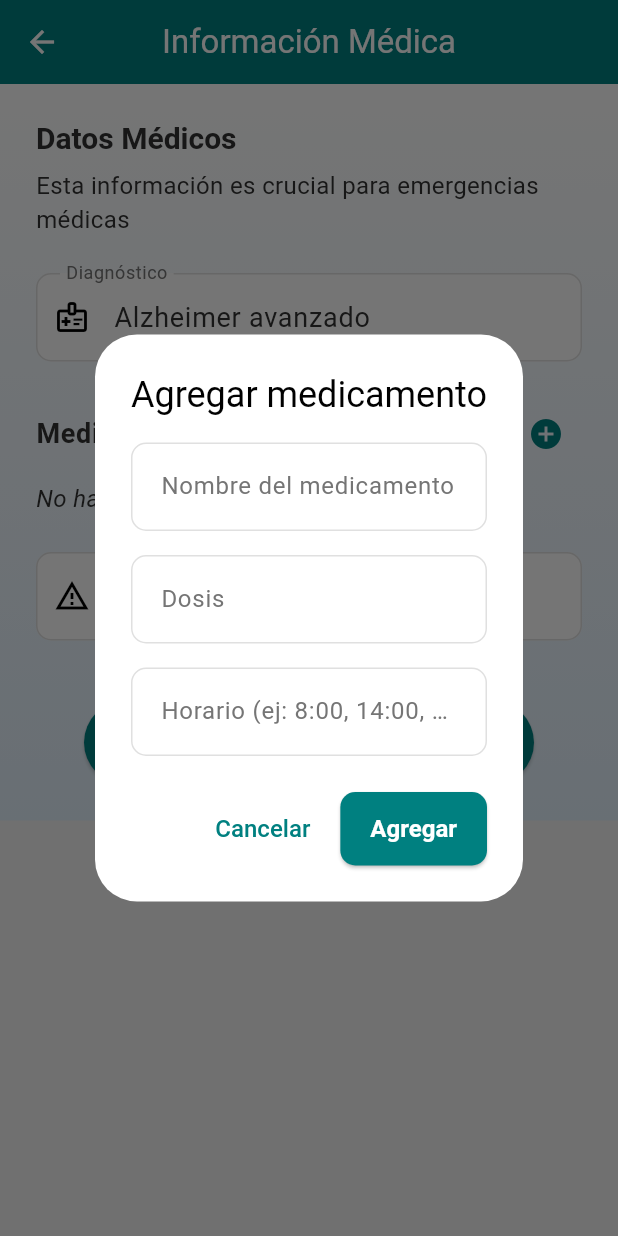
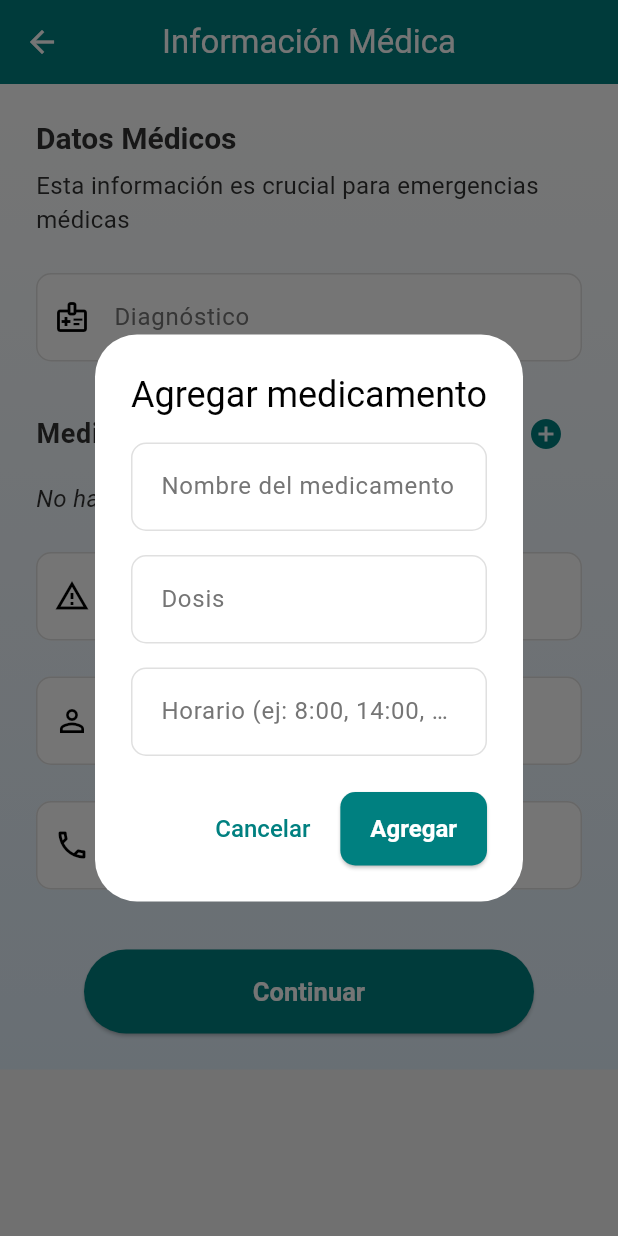
Before and after one commit to equipoAlzDev/appAlzAlert, a Flutter app: the MedicalInfoScreen screen opened directly, after a tap on the "add circle" icon, on a phone screen of 412 x 824 dp. Run offline on Flutter 3.47's test engine with Material 3 defaults, Android fonts, the phone set to English and light mode, and no system bars; our stand-ins replace cloud_firestore, firebase_auth, firebase_core, flutter_blue_plus, geocoding, geolocator and 2 more; missing offline and left inert: telephony; accounts and stored records are empty.

Commit message:
Se volvió funcional la vista de informacion medica

```diff
--- a/lib/main.dart
+++ b/lib/main.dart
@@ -4,6 +4,7 @@ import 'package:permission_handler/permission_handler.dart';
 import 'package:provider/provider.dart';
 import 'package:alzalert/providers/alert_system_provider.dart';
 import 'package:alzalert/providers/contacto_emergencia_provider.dart';
+import 'package:alzalert/providers/medical_info_provider.dart';
 import 'package:alzalert/screens/splash_screen.dart';
 import 'package:alzalert/theme/app_theme.dart';
 import 'package:firebase_core/firebase_core.dart';
@@ -51,6 +52,7 @@ void main() async {
           create: (_) => AlertSystemProvider(navigatorKey),
         ),
         ChangeNotifierProvider(create: (_) => LocationHistoryProvider()),
+        ChangeNotifierProvider(create: (_) => MedicalInfoProvider()),
       ],
       child: const MyApp(),
     ),
--- /dev/null
+++ b/lib/models/medical_info_model.dart
@@ -0,0 +1,79 @@
+import 'package:cloud_firestore/cloud_firestore.dart';
+
+class MedicationModel {
+  final String name;
+  final String dose;
+  final String time;
+
+  MedicationModel({required this.name, required this.dose, required this.time});
+
+  factory MedicationModel.fromMap(Map<String, dynamic> data) {
+    return MedicationModel(
+      name: data['name'] ?? '',
+      dose: data['dose'] ?? '',
+      time: data['time'] ?? '',
+    );
+  }
+
+  Map<String, dynamic> toMap() {
+    return {'name': name, 'dose': dose, 'time': time};
+  }
+}
+
+class MedicalInfoModel {
+  final String diagnosis;
+  final List<MedicationModel> medications;
+  final String allergies;
+  final String doctorName;
+  final String doctorPhone;
+
+  MedicalInfoModel({
+    required this.diagnosis,
+    required this.medications,
+    required this.allergies,
+    required this.doctorName,
+    required this.doctorPhone,
+  });
+
+  // Constructor para crear información médica vacía
+  factory MedicalInfoModel.empty() {
+    return MedicalInfoModel(
+      diagnosis: '',
+      medications: [],
+      allergies: '',
+      doctorName: '',
+      doctorPhone: '',
+    );
+  }
+
+  // Método para crear un objeto a partir de datos de Firestore
+  factory MedicalInfoModel.fromMap(Map<String, dynamic> data) {
+    List<MedicationModel> medicationsList = [];
+    if (data['medications'] != null) {
+      final List<dynamic> medicationsData = data['medications'];
+      medicationsList =
+          medicationsData
+              .map((medicationData) => MedicationModel.fromMap(medicationData))
+              .toList();
+    }
+
+    return MedicalInfoModel(
+      diagnosis: data['diagnosis'] ?? '',
+      medications: medicationsList,
+      allergies: data['allergies'] ?? '',
+      doctorName: data['doctorName'] ?? '',
+      doctorPhone: data['doctorPhone'] ?? '',
+    );
+  }
+
+  // Método para convertir el objeto a un mapa para Firestore
+  Map<String, dynamic> toMap() {
+    return {
+      'diagnosis': diagnosis,
+      'medications': medications.map((med) => med.toMap()).toList(),
+      'allergies': allergies,
+      'doctorName': doctorName,
+      'doctorPhone': doctorPhone,
+    };
+  }
+}
--- /dev/null
+++ b/lib/providers/medical_info_provider.dart
@@ -0,0 +1,123 @@
+import 'package:flutter/material.dart';
+import 'package:firebase_auth/firebase_auth.dart';
+import 'package:cloud_firestore/cloud_firestore.dart';
+import 'package:alzalert/models/medical_info_model.dart';
+
+class MedicalInfoProvider extends ChangeNotifier {
+  MedicalInfoModel _medicalInfo = MedicalInfoModel.empty();
+  bool _isLoading = false;
+  String? _error;
+
+  // Getters
+  MedicalInfoModel get medicalInfo => _medicalInfo;
+  bool get isLoading => _isLoading;
+  String? get error => _error;
+
+  // Referencias a Firebase
+  final FirebaseAuth _auth = FirebaseAuth.instance;
+  final FirebaseFirestore _firestore = FirebaseFirestore.instance;
+
+  // Método para cargar la información médica del usuario actual
+  Future<void> loadMedicalInfo() async {
+    final currentUser = _auth.currentUser;
+    if (currentUser == null) return;
+
+    _isLoading = true;
+    _error = null;
+    notifyListeners();
+
+    try {
+      final docSnapshot =
+          await _firestore
+              .collection('users')
+              .doc(currentUser.uid)
+              .collection('medical_info')
+              .doc('data')
+              .get();
+
+      if (docSnapshot.exists) {
+        _medicalInfo = MedicalInfoModel.fromMap(docSnapshot.data()!);
+      } else {
+        // Si no existe, inicializamos con un modelo vacío
+        _medicalInfo = MedicalInfoModel.empty();
+      }
+    } catch (e) {
+      _error = 'Error al cargar la información médica: $e';
+    } finally {
+      _isLoading = false;
+      notifyListeners();
+    }
+  }
+
+  // Método para guardar la información médica
+  Future<void> saveMedicalInfo(MedicalInfoModel medicalInfo) async {
+    final currentUser = _auth.currentUser;
+    if (currentUser == null) return;
+
+    _isLoading = true;
+    _error = null;
+    notifyListeners();
+
+    try {
+      // Actualizamos el modelo local
+      _medicalInfo = medicalInfo;
+
+      // Guardamos en Firestore
+      await _firestore
+          .collection('users')
+          .doc(currentUser.uid)
+          .collection('medical_info')
+          .doc('data')
+          .set(medicalInfo.toMap());
+    } catch (e) {
+      _error = 'Error al guardar la información médica: $e';
+    } finally {
+      _isLoading = false;
+      notifyListeners();
+    }
+  }
+
+  // Método para añadir un medicamento
+  Future<void> addMedication(MedicationModel medication) async {
+    final currentMedications = List<MedicationModel>.from(
+      _medicalInfo.medications,
+    );
+    currentMedications.add(medication);
+
+    await saveMedicalInfo(
+      MedicalInfoModel(
+        diagnosis: _medicalInfo.diagnosis,
+        medications: currentMedications,
+        allergies: _medicalInfo.allergies,
+        doctorName: _medicalInfo.doctorName,
+        doctorPhone: _medicalInfo.doctorPhone,
+      ),
+    );
+  }
+
+  // Método para eliminar un medicamento
+  Future<void> removeMedication(int index) async {
+    final currentMedications = List<MedicationModel>.from(
+      _medicalInfo.medications,
+    );
+    if (index >= 0 && index < currentMedications.length) {
+      currentMedications.removeAt(index);
+
+      await saveMedicalInfo(
+        MedicalInfoModel(
+          diagnosis: _medicalInfo.diagnosis,
+          medications: currentMedications,
+          allergies: _medicalInfo.allergies,
+          doctorName: _medicalInfo.doctorName,
+          doctorPhone: _medicalInfo.doctorPhone,
+        ),
+      );
+    }
+  }
+
+  // Método para limpiar los datos cuando el usuario cierra sesión
+  void clearMedicalInfo() {
+    _medicalInfo = MedicalInfoModel.empty();
+    notifyListeners();
+  }
+}
--- a/lib/screens/profile/medical_info_screen.dart
+++ b/lib/screens/profile/medical_info_screen.dart
@@ -1,3 +1,5 @@
+import 'package:alzalert/models/medical_info_model.dart';
+import 'package:alzalert/providers/medical_info_provider.dart';
 import 'package:alzalert/providers/user_provider.dart';
 import 'package:alzalert/screens/profile/profile_screen.dart';
 import 'package:flutter/material.dart';
@@ -14,21 +16,53 @@ class MedicalInfoScreen extends StatefulWidget {
 
 class _MedicalInfoScreenState extends State<MedicalInfoScreen> {
   final _formKey = GlobalKey<FormState>();
-  final _diagnosisController = TextEditingController(
-    text: 'Alzheimer avanzado',
-  );
-  final _medicationsController = TextEditingController();
-  final _allergiesController = TextEditingController();
-  final _doctorNameController = TextEditingController();
-  final _doctorPhoneController = TextEditingController();
+  late TextEditingController _diagnosisController;
+  late TextEditingController _allergiesController;
+  late TextEditingController _doctorNameController;
+  late TextEditingController _doctorPhoneController;
   bool _isLoading = false;
 
-  List<Map<String, dynamic>> _medications = [];
+  @override
+  void initState() {
+    super.initState();
+    _diagnosisController = TextEditingController();
+    _allergiesController = TextEditingController();
+    _doctorNameController = TextEditingController();
+    _doctorPhoneController = TextEditingController();
+
+    // Cargar datos médicos al iniciar
+    WidgetsBinding.instance.addPostFrameCallback((_) {
+      _loadMedicalInfo();
+    });
+  }
+
+  Future<void> _loadMedicalInfo() async {
+    final medicalInfoProvider = Provider.of<MedicalInfoProvider>(
+      context,
+      listen: false,
+    );
+
+    setState(() {
+      _isLoading = true;
+    });
+
+    await medicalInfoProvider.loadMedicalInfo();
+
+    // Actualizar controladores con los datos cargados
+    final medicalInfo = medicalInfoProvider.medicalInfo;
+    _diagnosisController.text = medicalInfo.diagnosis;
+    _allergiesController.text = medicalInfo.allergies;
+    _doctorNameController.text = medicalInfo.doctorName;
+    _doctorPhoneController.text = medicalInfo.doctorPhone;
+
+    setState(() {
+      _isLoading = false;
+    });
+  }
 
   @override
   void dispose() {
     _diagnosisController.dispose();
-    _medicationsController.dispose();
     _allergiesController.dispose();
     _doctorNameController.dispose();
     _doctorPhoneController.dispose();
@@ -76,13 +110,17 @@ class _MedicalInfoScreenState extends State<MedicalInfoScreen> {
             ElevatedButton(
               onPressed: () {
                 if (nameController.text.isNotEmpty) {
-                  setState(() {
-                    _medications.add({
-                      'name': nameController.text,
-                      'dose': doseController.text,
-                      'time': timeController.text,
-                    });
-                  });
+                  final medicalInfoProvider = Provider.of<MedicalInfoProvider>(
+                    context,
+                    listen: false,
+                  );
+                  medicalInfoProvider.addMedication(
+                    MedicationModel(
+                      name: nameController.text,
+                      dose: doseController.text,
+                      time: timeController.text,
+                    ),
+                  );
                   Navigator.pop(context);
                 }
               },
@@ -101,11 +139,22 @@ class _MedicalInfoScreenState extends State<MedicalInfoScreen> {
       });
 
       try {
-        // Aquí guardamos los datos médicos en Firebase
-        // Por implementar: guardar _medications, alergias, etc.
+        final medicalInfoProvider = Provider.of<MedicalInfoProvider>(
+          context,
+          listen: false,
+        );
+        final userProvider = Provider.of<UserProvider>(context, listen: false);
 
-        // Verificamos el contexto de navegación
-        final userProvider = Provider.of<UserProvider>(context, listen: false);
+        // Guardar la información médica
+        await medicalInfoProvider.saveMedicalInfo(
+          MedicalInfoModel(
+            diagnosis: _diagnosisController.text,
+            medications: medicalInfoProvider.medicalInfo.medications,
+            allergies: _allergiesController.text,
+            doctorName: _doctorNameController.text,
+            doctorPhone: _doctorPhoneController.text,
+          ),
+        );
 
         if (userProvider.navigationContext == NavigationContext.registration) {
           // Durante el registro, vamos a la siguiente pantalla
@@ -140,12 +189,18 @@ class _MedicalInfoScreenState extends State<MedicalInfoScreen> {
 
   @override
   Widget build(BuildContext context) {
+    final medicalInfoProvider = Provider.of<MedicalInfoProvider>(context);
+    final medications = medicalInfoProvider.medicalInfo.medications;
+
     return Scaffold(
       appBar: AppBar(
         title: const Text('Información Médica'),
         backgroundColor: AppTheme.primaryBlue,
       ),
-      body: Container(
+      body:
+          _isLoading
+              ? const Center(child: CircularProgressIndicator())
+              : Container(
                 decoration: BoxDecoration(
                   gradient: LinearGradient(
                     begin: Alignment.topCenter,
@@ -175,7 +230,9 @@ class _MedicalInfoScreenState extends State<MedicalInfoScreen> {
                             controller: _diagnosisController,
                             decoration: const InputDecoration(
                               labelText: 'Diagnóstico',
-                      prefixIcon: Icon(Icons.medical_information_outlined),
+                              prefixIcon: Icon(
+                                Icons.medical_information_outlined,
+                              ),
                             ),
                             validator: (value) {
                               if (value == null || value.isEmpty) {
@@ -189,7 +246,8 @@ class _MedicalInfoScreenState extends State<MedicalInfoScreen> {
                             crossAxisAlignment: CrossAxisAlignment.start,
                             children: [
                               Row(
-                        mainAxisAlignment: MainAxisAlignment.spaceBetween,
+                                mainAxisAlignment:
+                                    MainAxisAlignment.spaceBetween,
                                 children: [
                                   Text(
                                     'Medicamentos',
@@ -206,23 +264,28 @@ class _MedicalInfoScreenState extends State<MedicalInfoScreen> {
                                 ],
                               ),
                               const SizedBox(height: 8),
-                      _medications.isEmpty
+                              medications.isEmpty
                                   ? const Text(
                                     'No hay medicamentos registrados',
-                            style: TextStyle(fontStyle: FontStyle.italic),
+                                    style: TextStyle(
+                                      fontStyle: FontStyle.italic,
+                                    ),
                                   )
                                   : ListView.builder(
                                     shrinkWrap: true,
-                            physics: const NeverScrollableScrollPhysics(),
-                            itemCount: _medications.length,
+                                    physics:
+                                        const NeverScrollableScrollPhysics(),
+                                    itemCount: medications.length,
                                     itemBuilder: (context, index) {
-                              final medication = _medications[index];
+                                      final medication = medications[index];
                                       return Card(
-                                margin: const EdgeInsets.only(bottom: 8),
+                                        margin: const EdgeInsets.only(
+                                          bottom: 8,
+                                        ),
                                         child: ListTile(
-                                  title: Text(medication['name']),
+                                          title: Text(medication.name),
                                           subtitle: Text(
-                                    'Dosis: ${medication['dose']}\nHorario: ${medication['time']}',
+                                            'Dosis: ${medication.dose}\nHorario: ${medication.time}',
                                           ),
                                           trailing: IconButton(
                                             icon: const Icon(
@@ -230,9 +293,8 @@ class _MedicalInfoScreenState extends State<MedicalInfoScreen> {
                                               color: AppTheme.secondaryRed,
                                             ),
                                             onPressed: () {
-                                      setState(() {
-                                        _medications.removeAt(index);
-                                      });
+                                              medicalInfoProvider
+                                                  .removeMedication(index);
                                             },
                                           ),
                                         ),
@@ -249,26 +311,46 @@ class _MedicalInfoScreenState extends State<MedicalInfoScreen> {
                               prefixIcon: Icon(Icons.warning_amber_outlined),
                             ),
                           ),
+                          const SizedBox(height: 24),
+                          TextFormField(
+                            controller: _doctorNameController,
+                            decoration: const InputDecoration(
+                              labelText: 'Nombre del médico',
+                              prefixIcon: Icon(Icons.person_outline),
+                            ),
+                          ),
+                          const SizedBox(height: 24),
+                          TextFormField(
+                            controller: _doctorPhoneController,
+                            decoration: const InputDecoration(
+                              labelText: 'Teléfono del médico',
+                              prefixIcon: Icon(Icons.phone_outlined),
+                            ),
+                            keyboardType: TextInputType.phone,
+                          ),
                           const SizedBox(height: 40),
                           Center(
                             child: SizedBox(
                               width: 300,
                               height: 56,
                               child: ElevatedButton(
-                        onPressed: _saveAndContinue,
+                                onPressed: _isLoading ? null : _saveAndContinue,
                                 style: ElevatedButton.styleFrom(
                                   shape: RoundedRectangleBorder(
-                            borderRadius: BorderRadius.circular(
-                              30,
-                            ), // Un valor alto para hacerlo muy redondeado como una cápsula
+                                    borderRadius: BorderRadius.circular(30),
                                   ),
                                   padding: const EdgeInsets.symmetric(
                                     horizontal: 30,
                                     vertical: 12,
-                          ), // Opcional: para darle mejor aspecto
                                   ),
-                        child: Text(
-                          Provider.of<UserProvider>(context).buttonText,
+                                ),
+                                child:
+                                    _isLoading
+                                        ? const CircularProgressIndicator()
+                                        : Text(
+                                          Provider.of<UserProvider>(
+                                            context,
+                                          ).buttonText,
                                           style: const TextStyle(fontSize: 17),
                                         ),
                               ),
```
Also changed, not shown: lib/providers/user_provider.dart (+12 -0 lines). Lines whose indentation alone changed are shown as unchanged.
